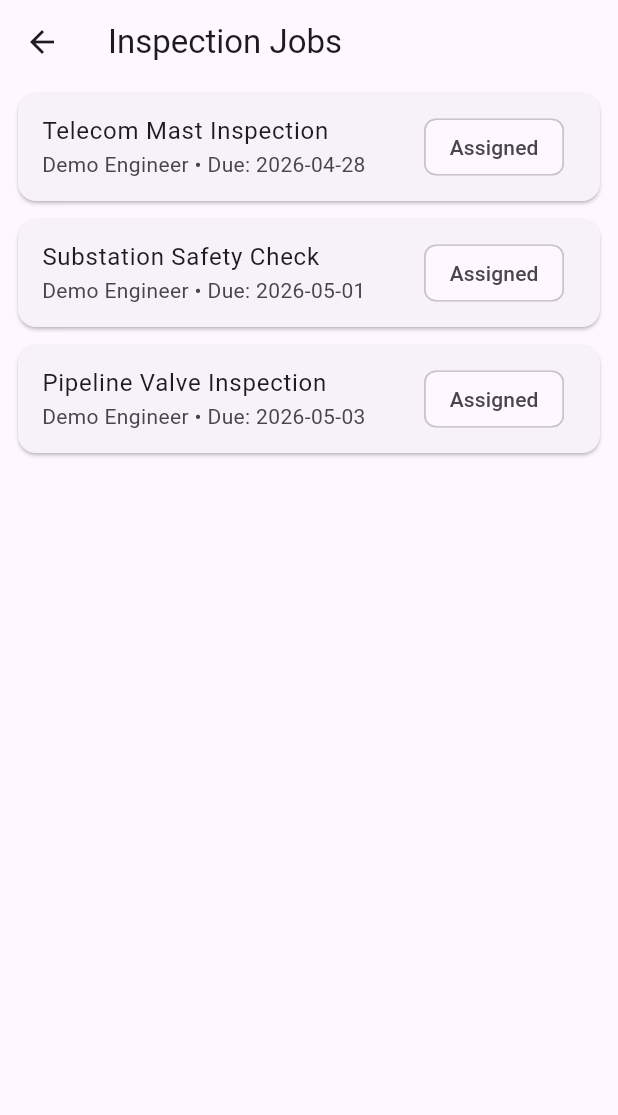
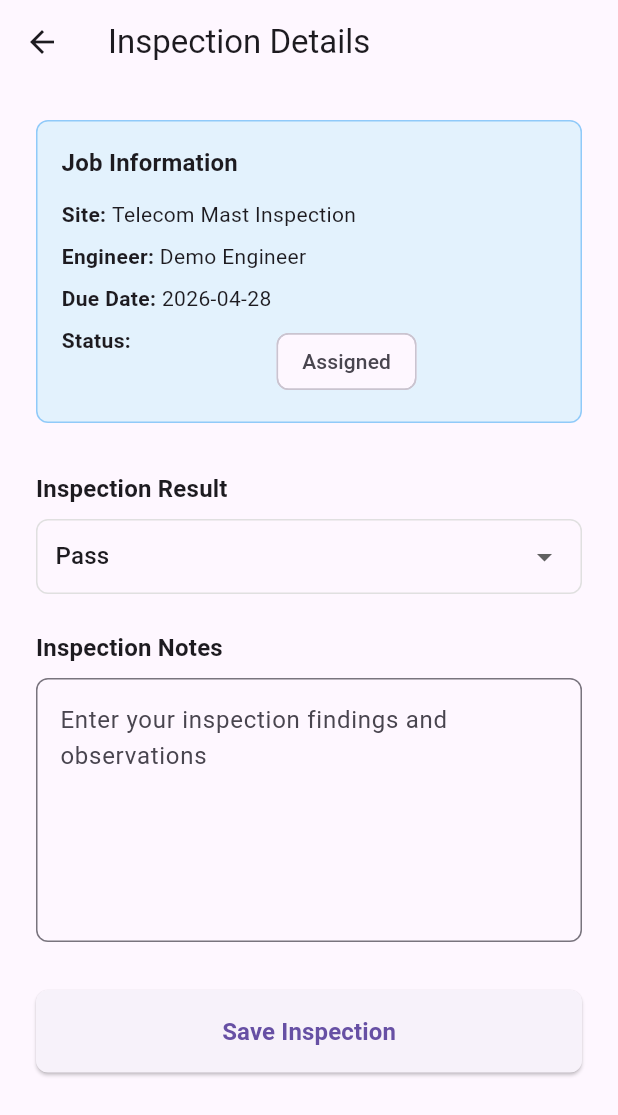
Before and after one commit to kaithomsonbksb/AssetGuard, a Flutter app: the JobListScreen screen opened by its route, after a tap on "Telecom Mast Inspection", on a phone screen of 412 x 824 dp. Shown: the top 1115 px of the screen. Run offline on Flutter 3.47's test engine with Material 3 defaults, Android fonts, the phone set to English and light mode, and no system bars; our stand-ins replace sqflite, sqflite_common_ffi; accounts and stored records are empty.

Commit message:
Add inspection detail form screen

```diff
--- a/lib/main.dart
+++ b/lib/main.dart
@@ -2,6 +2,7 @@ import 'package:flutter/material.dart';
 import 'package:sqflite_common_ffi/sqflite_ffi.dart';
 import 'screens/login_screen.dart';
 import 'screens/job_list_screen.dart';
+import 'screens/inspection_detail_screen.dart';
 
 void main() {
   // Initialize database factory for FFI (required for Windows/Linux/macOS)
@@ -27,6 +28,11 @@ class AssetGuardApp extends StatelessWidget {
       routes: {
         '/': (context) => const LoginScreen(),
         '/jobs': (context) => const JobListScreen(),
+        '/inspection': (context) {
+          // get job from route arguments
+          final job = ModalRoute.of(context)!.settings.arguments;
+          return InspectionDetailScreen(job: job as dynamic);
+        },
       },
     );
   }
--- a/lib/screens/inspection_detail_screen.dart
+++ b/lib/screens/inspection_detail_screen.dart
@@ -0,0 +1,244 @@
+import 'package:flutter/material.dart';
+import 'package:assetguard/models/job.dart';
+
+/// InspectionDetailScreen displays details for a selected job
+/// and allows the user to enter inspection results and notes
+class InspectionDetailScreen extends StatefulWidget {
+  final Job job;
+
+  const InspectionDetailScreen({
+    super.key,
+    required this.job,
+  });
+
+  @override
+  State<InspectionDetailScreen> createState() => _InspectionDetailScreenState();
+}
+
+class _InspectionDetailScreenState extends State<InspectionDetailScreen> {
+  //  key for validation
+  final _formKey = GlobalKey<FormState>();
+
+  // controller notes field
+  late TextEditingController _notesController;
+
+  // dropdown value for inspection result
+  String _selectedResult = 'Pass';
+
+  // list possible inspection results
+  final List<String> _resultOptions = ['Pass', 'Fail', 'Requires attention'];
+
+  @override
+  void initState() {
+    super.initState();
+    _notesController = TextEditingController();
+  }
+
+  @override
+  void dispose() {
+    _notesController.dispose();
+    super.dispose();
+  }
+
+  /// handler for save button press
+  void _handleSave() {
+    if (_formKey.currentState!.validate()) {
+      // TODO: Save inspection data to database
+      ScaffoldMessenger.of(context).showSnackBar(
+        const SnackBar(
+          content: Text('Inspection saved successfully!'),
+          backgroundColor: Colors.green,
+        ),
+      );
+
+      // back to job list
+      Navigator.of(context).pop();
+    }
+  }
+
+  @override
+  Widget build(BuildContext context) {
+    return Scaffold(
+      appBar: AppBar(
+        title: const Text('Inspection Details'),
+        elevation: 0,
+      ),
+      body: SingleChildScrollView(
+        child: Padding(
+          padding: const EdgeInsets.all(24.0),
+          child: Form(
+            key: _formKey,
+            child: Column(
+              crossAxisAlignment: CrossAxisAlignment.start,
+              children: [
+                // job information section
+                Container(
+                  padding: const EdgeInsets.all(16),
+                  decoration: BoxDecoration(
+                    color: Colors.blue.shade50,
+                    borderRadius: BorderRadius.circular(8),
+                    border: Border.all(
+                      color: Colors.blue.shade200,
+                    ),
+                  ),
+                  child: Column(
+                    crossAxisAlignment: CrossAxisAlignment.start,
+                    children: [
+                      Text(
+                        'Job Information',
+                        style: Theme.of(context).textTheme.titleMedium?.copyWith(
+                              fontWeight: FontWeight.bold,
+                            ),
+                      ),
+                      const SizedBox(height: 12),
+                      // site name
+                      Row(
+                        crossAxisAlignment: CrossAxisAlignment.start,
+                        children: [
+                          const Text(
+                            'Site: ',
+                            style: TextStyle(fontWeight: FontWeight.bold),
+                          ),
+                          Expanded(
+                            child: Text(widget.job.siteName),
+                          ),
+                        ],
+                      ),
+                      const SizedBox(height: 8),
+                      // assigned engineer
+                      Row(
+                        crossAxisAlignment: CrossAxisAlignment.start,
+                        children: [
+                          const Text(
+                            'Engineer: ',
+                            style: TextStyle(fontWeight: FontWeight.bold),
+                          ),
+                          Expanded(
+                            child: Text(widget.job.assignedEngineer),
+                          ),
+                        ],
+                      ),
+                      const SizedBox(height: 8),
+                      // due date
+                      Row(
+                        crossAxisAlignment: CrossAxisAlignment.start,
+                        children: [
+                          const Text(
+                            'Due Date: ',
+                            style: TextStyle(fontWeight: FontWeight.bold),
+                          ),
+                          Expanded(
+                            child: Text(
+                              widget.job.dueDate.toString().split(' ').first,
+                            ),
+                          ),
+                        ],
+                      ),
+                      const SizedBox(height: 8),
+                      // status
+                      Row(
+                        crossAxisAlignment: CrossAxisAlignment.start,
+                        children: [
+                          const Text(
+                            'Status: ',
+                            style: TextStyle(fontWeight: FontWeight.bold),
+                          ),
+                          Expanded(
+                            child: Chip(
+                              label: Text(widget.job.status),
+                            ),
+                          ),
+                        ],
+                      ),
+                    ],
+                  ),
+                ),
+                const SizedBox(height: 32),
+
+                // inspection result dropdown
+                Text(
+                  'Inspection Result',
+                  style: Theme.of(context).textTheme.titleMedium?.copyWith(
+                        fontWeight: FontWeight.bold,
+                      ),
+                ),
+                const SizedBox(height: 8),
+                Container(
+                  decoration: BoxDecoration(
+                    border: Border.all(color: Colors.grey.shade300),
+                    borderRadius: BorderRadius.circular(8),
+                  ),
+                  child: DropdownButton<String>(
+                    isExpanded: true,
+                    value: _selectedResult,
+                    underline: const SizedBox(),
+                    padding: const EdgeInsets.symmetric(horizontal: 12),
+                    items: _resultOptions.map((String result) {
+                      return DropdownMenuItem<String>(
+                        value: result,
+                        child: Text(result),
+                      );
+                    }).toList(),
+                    onChanged: (String? newValue) {
+                      setState(() {
+                        _selectedResult = newValue ?? 'Pass';
+                      });
+                    },
+                  ),
+                ),
+                const SizedBox(height: 24),
+
+                // notes text field
+                Text(
+                  'Inspection Notes',
+                  style: Theme.of(context).textTheme.titleMedium?.copyWith(
+                        fontWeight: FontWeight.bold,
+                      ),
+                ),
+                const SizedBox(height: 8),
+                TextFormField(
+                  controller: _notesController,
+                  maxLines: 6,
+                  decoration: InputDecoration(
+                    hintText: 'Enter your inspection findings and observations',
+                    border: OutlineInputBorder(
+                      borderRadius: BorderRadius.circular(8),
+                    ),
+                  ),
+                  validator: (value) {
+                    if (value == null || value.isEmpty) {
+                      return 'Please enter inspection notes';
+                    }
+                    return null;
+                  },
+                ),
+                const SizedBox(height: 32),
+
+                // save button
+                SizedBox(
+                  width: double.infinity,
+                  child: ElevatedButton(
+                    onPressed: _handleSave,
+                    style: ElevatedButton.styleFrom(
+                      padding: const EdgeInsets.symmetric(vertical: 16),
+                      shape: RoundedRectangleBorder(
+                        borderRadius: BorderRadius.circular(8),
+                      ),
+                    ),
+                    child: const Text(
+                      'Save Inspection',
+                      style: TextStyle(
+                        fontSize: 16,
+                        fontWeight: FontWeight.bold,
+                      ),
+                    ),
+                  ),
+                ),
+              ],
+            ),
+          ),
+        ),
+      ),
+    );
+  }
+}
--- a/lib/screens/job_list_screen.dart
+++ b/lib/screens/job_list_screen.dart
@@ -83,7 +83,11 @@ class _JobListScreenState extends State<JobListScreen> {
                       label: Text(job.status),
                     ),
                     onTap: () {
-                      // TODO: Navigate to inspection detail screen
+                      // navigate to inspection detail screen with selected job
+                      Navigator.of(context).pushNamed(
+                        '/inspection',
+                        arguments: job,
+                      );
                     },
                   ),
                 );
```
